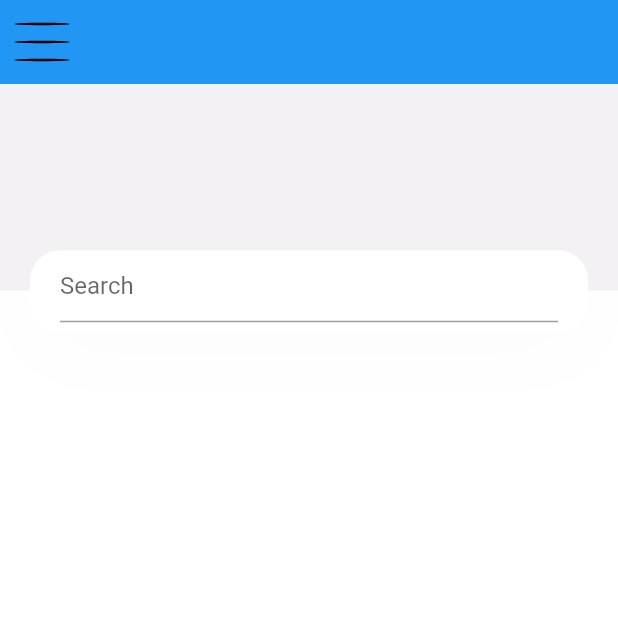
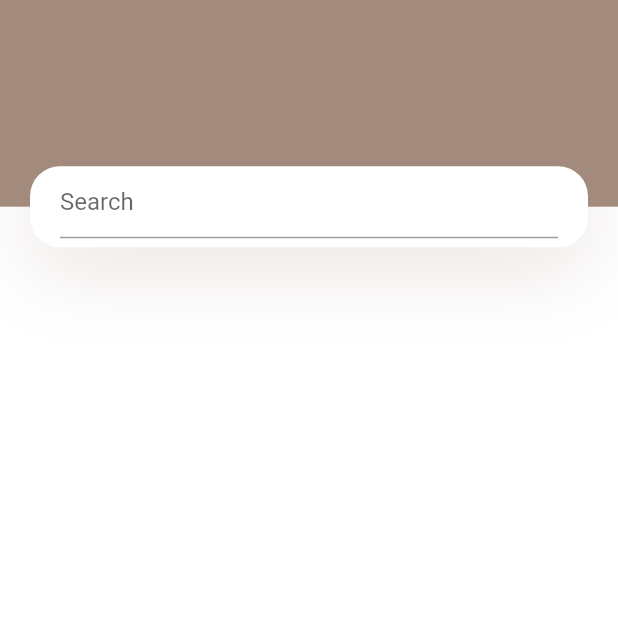
Before and after one commit to BochraBOUKHALFA/APPMobile, a Flutter app: the HomeScreen screen opened directly, on a phone screen of 412 x 824 dp, the top half of it. Run offline on Flutter 3.47's test engine with Material 2 defaults, Android fonts, the light colour scheme and no system bars; our stand-ins replace flutter_svg; missing offline and left inert: dart:html.

Commit message:
pages créées

```diff
--- /dev/null
+++ b/i10n.yaml
@@ -0,0 +1,3 @@
+arb-dir: lib/i10n
+template-arb-file: app_en.arb
+output-localization-file: app_localizations.dart
--- a/lib/constants.dart
+++ b/lib/constants.dart
@@ -1,8 +1,8 @@
 import 'package:flutter/material.dart';
 
 // Colors that we use in our app
-const kPrimaryColor = Color.fromARGB(228, 243, 239, 243);
-const kTextColor = Color.fromARGB(255, 248, 250, 249);
+const kPrimaryColor = Color.fromARGB(226, 151, 125, 109);
+const kTextColor = Color.fromARGB(255, 0, 2, 1);
 const kBackgroundColor = Color.fromARGB(255, 255, 255, 255);
 
 const double kDefaultPadding = 20.0;
--- /dev/null
+++ b/lib/l10n/app_en.arb
@@ -0,0 +1,6 @@
+{
+  "helloWorld": "Hello World!",
+  "@helloWorld":
+  {
+"description": "The conventional newborn programmer greeting"}
+}
--- a/lib/main.dart
+++ b/lib/main.dart
@@ -1,7 +1,9 @@
 import 'package:appmobile/constants.dart';
 //import 'package:appmobile/screens/prehome/prehome_screen.dart';
 import 'package:flutter/material.dart';
-import 'package:appmobile/screens/home/home_screen.dart';
+//import 'package:appmobile/screens/home/home_screen.dart';
+//import 'package:appmobile/screens/details/details_screen.dart';
+import 'package:appmobile/screens/qr_code/qr_code_screen.dart';
 
 void main() {
   runApp(const MyApp());
@@ -22,7 +24,7 @@ class MyApp extends StatelessWidget {
         textTheme: Theme.of(context).textTheme.apply(bodyColor: kTextColor),
         visualDensity: VisualDensity.adaptivePlatformDensity,
       ),
-      home: HomeScreen(),
+      home: Qr_code_Screen(),
     );
   }
 }
--- a/lib/screens/home/home_screen.dart
+++ b/lib/screens/home/home_screen.dart
@@ -8,16 +8,16 @@ class HomeScreen extends StatelessWidget {
   @override
   Widget build(BuildContext context) {
     return Scaffold(
-      appBar: buildAppBar(),
+      // appBar: buildAppBar(),
       body: Body(),
     );
   }
 
-  AppBar buildAppBar() {
-    return AppBar(
+  /*AppBar buildAppBar() {
+   return AppBar(
       elevation: 0,
       leading: IconButton(
           icon: SvgPicture.asset("assets/icons/menu.svg"), onPressed: () {}),
     );
-  }
+  }*/
 }
```
Also changed, not shown: lib/screens/details/details_screen.dart (added, +20 -0 lines), lib/screens/qr_code/qr_code_screen.dart (added, +20 -0 lines), pubspec.yaml (+8 -8 lines), pubspec.lock.
